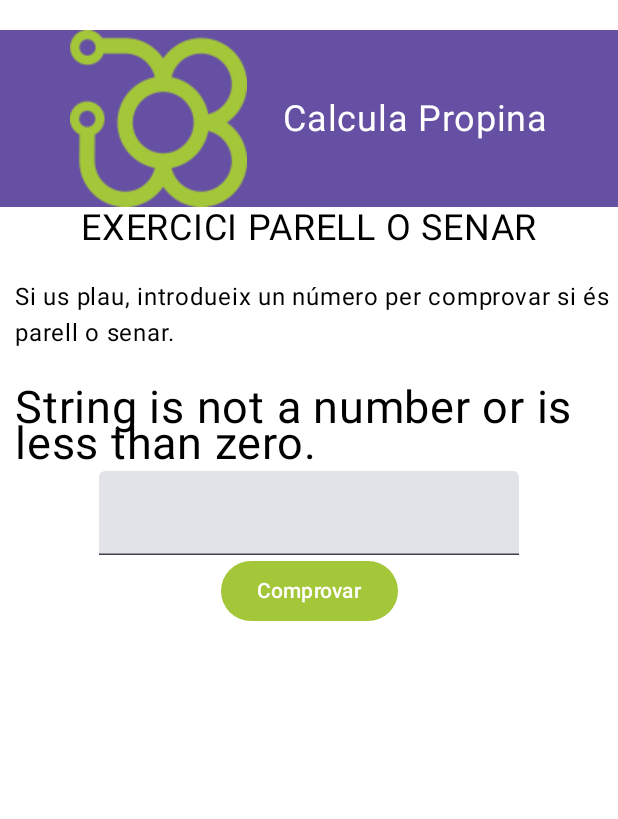
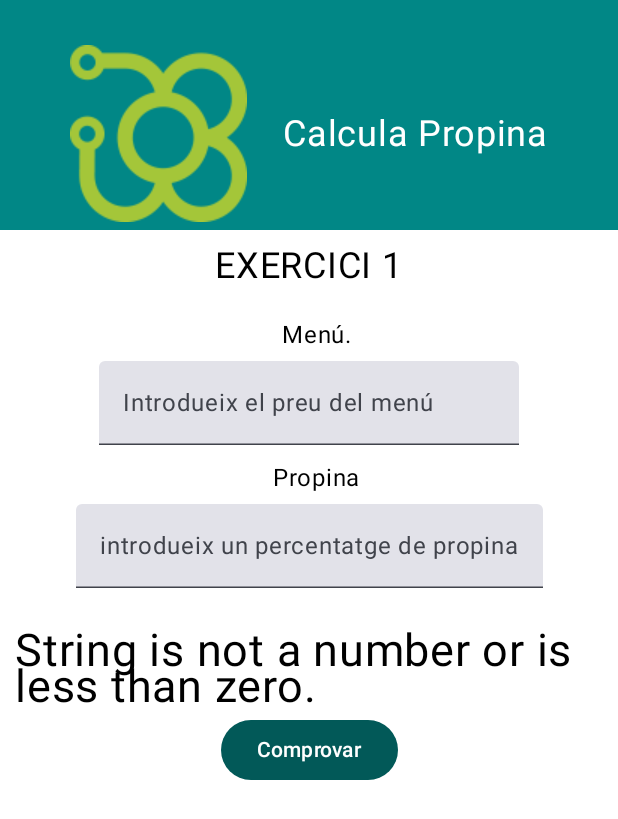
Before and after one commit to SV-jtv/App_State, an Android app built with Jetpack Compose: the screen it shows after launch (MainActivity), after a tap on "Comprovar", on a phone screen of 412 x 824 dp. Shown: the top 819 px of the screen. Run offline under Robolectric (Android 15) with nearby library versions, the phone set to English and light mode, and no system bars.

Commit message:
17/03/25

```diff
--- a/app/src/main/java/com/example/exercicis_state/CalculaPropina.kt
+++ b/app/src/main/java/com/example/exercicis_state/CalculaPropina.kt
@@ -18,7 +18,6 @@ import androidx.compose.material3.TextField
 import androidx.compose.runtime.Composable
 import androidx.compose.runtime.getValue
 import androidx.compose.runtime.mutableStateOf
-import androidx.compose.runtime.remember
 import androidx.compose.runtime.saveable.rememberSaveable
 import androidx.compose.runtime.setValue
 import androidx.compose.ui.Alignment
@@ -44,14 +43,14 @@ fun CalculaPropina(modifier: Modifier = Modifier) {
     {
         // Write your code here
 
-        // Espai entre els textos
-        Spacer(modifier = Modifier.height(20.dp))
+        // Espai principal
+        Spacer(modifier = Modifier.height(30.dp).fillMaxWidth().background(color = teal_700))
 
         // Bloc on va la imatge i el títol de l'app
         Row(
             modifier = modifier
                 .fillMaxWidth()
-                .background(color = Purple40),
+                .background(color = teal_700),
             verticalAlignment = Alignment.CenterVertically,
             horizontalArrangement = Arrangement.Center
         ) {
@@ -68,6 +67,9 @@ fun CalculaPropina(modifier: Modifier = Modifier) {
                 modifier = Modifier.padding(start = 24.dp)
             )
         }
+        // Espai
+        Spacer(modifier = Modifier.height(5.dp).fillMaxWidth().background(color = teal_700))
+
         // Cos de l'app
         Column(
             modifier = Modifier
@@ -76,56 +78,112 @@ fun CalculaPropina(modifier: Modifier = Modifier) {
             horizontalAlignment = Alignment.CenterHorizontally,
             verticalArrangement = Arrangement.Center
         ){
+
+            // Espai entre els textos
+            Spacer(modifier = Modifier.height(10.dp))
+
+            Row(
+                modifier = Modifier
+                    .fillMaxWidth()
+                    .background(color = Color.White),
+                horizontalArrangement = Arrangement.Center
+            ) {
+                // Write your code here
+
+                // Títol de l'exercici
+                Text(
+                    text = "EXERCICI 1",
+                    fontSize = 24.sp,
+                    modifier = modifier
+                )
+            }
             // Write your code here
 
-            // Títol de l'exercici
-            Text(
-                text = "EXERCICI PARELL O SENAR",
-                fontSize = 24.sp,
-                modifier = modifier
-            )
             // Espai entre els textos
             Spacer(modifier = Modifier.height(20.dp))
+
             // text esplicatiu
             Text(
-                text = "Si us plau, introdueix un número per comprovar si és parell o senar.",
+                text = "Menú.",
                 modifier = modifier.padding(start = 10.dp)
             )
+
             // Espai entre els textos
-            Spacer(modifier = Modifier.height(20.dp))
-            // Text pel missatge (EVEN - ODD)
-            var message by rememberSaveable { mutableStateOf("") }
+            Spacer(modifier = Modifier.height(5.dp))
+
+            // Quadre de text per introduir el número
+            var menu by rememberSaveable { mutableStateOf("") }
+            TextField(
+                value = menu,
+                onValueChange = { menu = it },
+                label = { Text(text = "Introdueix el preu del menú") },
+                keyboardOptions = KeyboardOptions(keyboardType = KeyboardType.Number)
+            )
+
+            // Espai entre els textos
+            Spacer(modifier = Modifier.height(10.dp))
+
+            // text esplicatiu
             Text(
-                text = message,
+                text = "Propina",
+                modifier = modifier.padding(start = 10.dp),
+            )
+
+            // Espai entre els textos
+            Spacer(modifier = Modifier.height(5.dp))
+
+            // Quadre de text per introduir el número
+            var propina by rememberSaveable { mutableStateOf("") }
+            TextField(
+                value = propina,
+                onValueChange = { propina = it },
+                label = { Text(text = "introdueix un percentatge de propina") },
+                keyboardOptions = KeyboardOptions(keyboardType = KeyboardType.Number)
+            )
+
+            // Text pel missatge del preu de la propina
+            var messagePropina by rememberSaveable { mutableStateOf("") }
+            Text(
+                text = messagePropina,
                 fontSize = 30.sp,
                 modifier = modifier
                     .align(Alignment.CenterHorizontally)
                     .padding(start = 10.dp)
             )
-            // Quadre de text per introduir el número
-            var text by rememberSaveable { mutableStateOf("") }
-            TextField(
-                value = text,
-                onValueChange = { text = it },
+
+            // Text pel missatge del preu total
+            var messagePreu by rememberSaveable { mutableStateOf("") }
+            Text(
+                text = messagePreu,
+                fontSize = 30.sp,
+                modifier = modifier
+                    .align(Alignment.CenterHorizontally)
+                    .padding(start = 10.dp)
             )
+
             // Botó per verifiar el número
             Button(modifier =Modifier,
                 colors = ButtonDefaults.buttonColors(
                     contentColor = Color.White,
-                    containerColor = limeGreen
+                    containerColor = teal_900
                 ), onClick = {
                     try {
-                        val num = parseInt(text)
-                        if (num < 0) {
+                        val preuMenu = parseInt(menu)
+                        val propina = parseInt(propina)
+
+                        val percentatge = propina + (1 * propina)/100
+
+
+                        if (preuMenu < 0) {
                             throw NumberFormatException()
                         }
-                        if ((num % 2) == 0) {
-                            message = "Even"
+                        if ((preuMenu % 2) == 0) {
+                            messagePreu = percentatge.toString()
                         } else {
-                            message = "Odd"
+                            messagePreu = "Odd"
                         }
                     } catch (e: NumberFormatException) {
-                        message = "String is not a number or is less than zero."
+                        messagePreu = "String is not a number or is less than zero."
                     }
                 }) {
                 Text(text = "Comprovar")
--- a/app/src/main/java/com/example/exercicis_state/ui/theme/Color.kt
+++ b/app/src/main/java/com/example/exercicis_state/ui/theme/Color.kt
@@ -15,6 +15,7 @@ val purple_500 = Color(0xFF6200EE)
 val purple_700 = Color(0xFF3700B3)
 val teal_200 = Color(0xFF03DAC5)
 val teal_700 = Color(0xFF018786)
+val teal_900 = Color(0xFF025958)
 val black = Color(0xFF000000)
 val white = Color(0xFFFFFFFF)
 val darkGreen = Color(0xFF414633)
```
